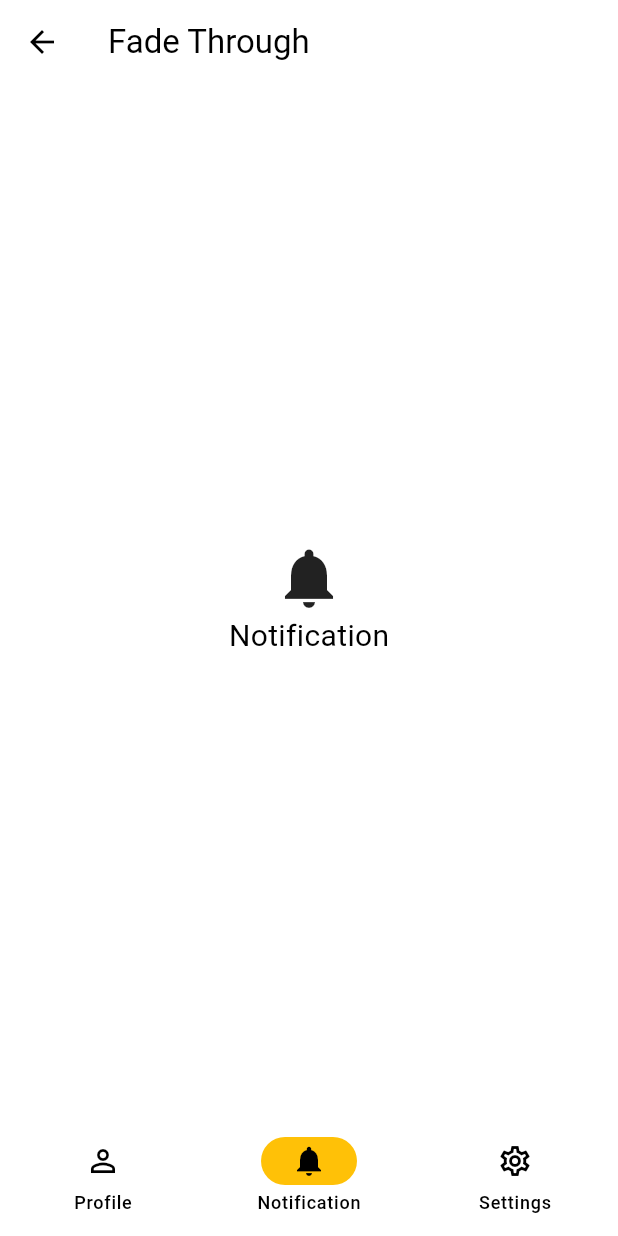
After one commit to ukiiing00/flutter_animations, a Flutter app: the screen it shows after launch, after a tap on "Fade Through", on a phone screen of 412 x 824 dp. The commit adds this screen. Run offline on Flutter 3.47's test engine with Material 2 defaults, Android fonts, the phone set to English and light mode, and no system bars; our stand-ins replace font_awesome_flutter, rive.

Commit message:
MATERIAL MOTION: animations 2.0.7 /  OpenContainer / PageTransitionSwitcher / SharedAxisTransition / FadeThroughTransition

```diff
--- a/lib/main.dart
+++ b/lib/main.dart
@@ -15,6 +15,9 @@ class MyApp extends StatelessWidget {
       title: 'Flutter Demo',
       theme: ThemeData(
         useMaterial3: true,
+        navigationBarTheme: const NavigationBarThemeData(
+          indicatorColor: Colors.amber,
+        ),
         colorScheme: const ColorScheme.light(
           primary: Colors.blue,
         ),
--- /dev/null
+++ b/lib/screens/fade_through_screen.dart
@@ -0,0 +1,104 @@
+import 'package:animations/animations.dart';
+import 'package:flutter/material.dart';
+
+class FadeThroughScreen extends StatefulWidget {
+  const FadeThroughScreen({super.key});
+
+  @override
+  State<FadeThroughScreen> createState() => _FadeThroughScreenState();
+}
+
+class _FadeThroughScreenState extends State<FadeThroughScreen> {
+  int _index = 1;
+
+  void _onNewDestination(int index) {
+    _index = index;
+    setState(() {});
+  }
+
+  @override
+  Widget build(BuildContext context) {
+    return Scaffold(
+      appBar: AppBar(
+        title: const Text('Fade Through'),
+      ),
+      body: PageTransitionSwitcher(
+        duration: const Duration(seconds: 3),
+        transitionBuilder: (child, primaryAnimation, secondaryAnimation) =>
+            FadeThroughTransition(
+          fillColor: Colors.redAccent,
+          animation: primaryAnimation,
+          secondaryAnimation: secondaryAnimation,
+          child: child,
+        ),
+        child: [
+          const NavigationPage(
+            key: ValueKey(0),
+            text: "Profile",
+            icon: Icons.person,
+          ),
+          const NavigationPage(
+            key: ValueKey(1),
+            text: "Notification",
+            icon: Icons.notifications,
+          ),
+          const NavigationPage(
+            key: ValueKey(2),
+            text: "Settings",
+            icon: Icons.settings,
+          ),
+        ][_index],
+      ),
+      bottomNavigationBar: NavigationBar(
+        selectedIndex: _index,
+        onDestinationSelected: _onNewDestination,
+        destinations: const [
+          NavigationDestination(
+            selectedIcon: Icon(Icons.person),
+            icon: Icon(Icons.person_outline),
+            label: "Profile",
+          ),
+          NavigationDestination(
+            icon: Icon(Icons.notifications_outlined),
+            selectedIcon: Icon(Icons.notifications),
+            label: "Notification",
+          ),
+          NavigationDestination(
+            icon: Icon(Icons.settings_outlined),
+            selectedIcon: Icon(Icons.settings),
+            label: "Settings",
+          ),
+        ],
+      ),
+    );
+  }
+}
+
+class NavigationPage extends StatelessWidget {
+  final String text;
+  final IconData icon;
+
+  const NavigationPage({
+    super.key,
+    required this.text,
+    required this.icon,
+  });
+
+  @override
+  Widget build(BuildContext context) {
+    return Scaffold(
+      body: Center(
+        child: Column(mainAxisAlignment: MainAxisAlignment.center, children: [
+          Icon(
+            icon,
+            size: 48,
+          ),
+          Text(
+            text,
+            style: const TextStyle(fontSize: 20),
+          ),
+        ]),
+      ),
+    );
+  }
+}
--- a/lib/screens/menu_screen.dart
+++ b/lib/screens/menu_screen.dart
@@ -1,9 +1,12 @@
 import 'package:flutter/material.dart';
 import 'package:flutter_animations/screens/apple_watch_screen.dart';
+import 'package:flutter_animations/screens/container_transform_screen.dart';
 import 'package:flutter_animations/screens/explicit_animation_screen.dart';
+import 'package:flutter_animations/screens/fade_through_screen.dart';
 import 'package:flutter_animations/screens/implicit_animations_screen.dart';
 import 'package:flutter_animations/screens/music_player_screen.dart';
 import 'package:flutter_animations/screens/rive_screen.dart';
+import 'package:flutter_animations/screens/shared_axis_screen.dart';
 import 'package:flutter_animations/screens/swiping_card_screen.dart';
 
 class MenuScreen extends StatelessWidget {
@@ -53,6 +56,19 @@ class MenuScreen extends StatelessWidget {
               onPressed: () => _goToPage(context, const RiveScreen()),
               child: const Text("Rive"),
             ),
+            ElevatedButton(
+              onPressed: () =>
+                  _goToPage(context, const ContainerTransformScreen()),
+              child: const Text("Container Transform"),
+            ),
+            ElevatedButton(
+              onPressed: () => _goToPage(context, const SharedAxisScreen()),
+              child: const Text("Shared Axix"),
+            ),
+            ElevatedButton(
+              onPressed: () => _goToPage(context, const FadeThroughScreen()),
+              child: const Text("Fade Through"),
+            ),
           ],
         ),
       ),
--- a/pubspec.yaml
+++ b/pubspec.yaml
@@ -38,6 +38,8 @@ dependencies:
   font_awesome_flutter: ^10.4.0
   lottie: 2.3.2
   rive: ^0.11.4
+  animations: ^2.0.7
+
 
 
 
```
Also changed, not shown: lib/screens/container_transform_screen.dart (added, +107 -0 lines), lib/screens/shared_axis_screen.dart (added, +60 -0 lines), pubspec.lock.
